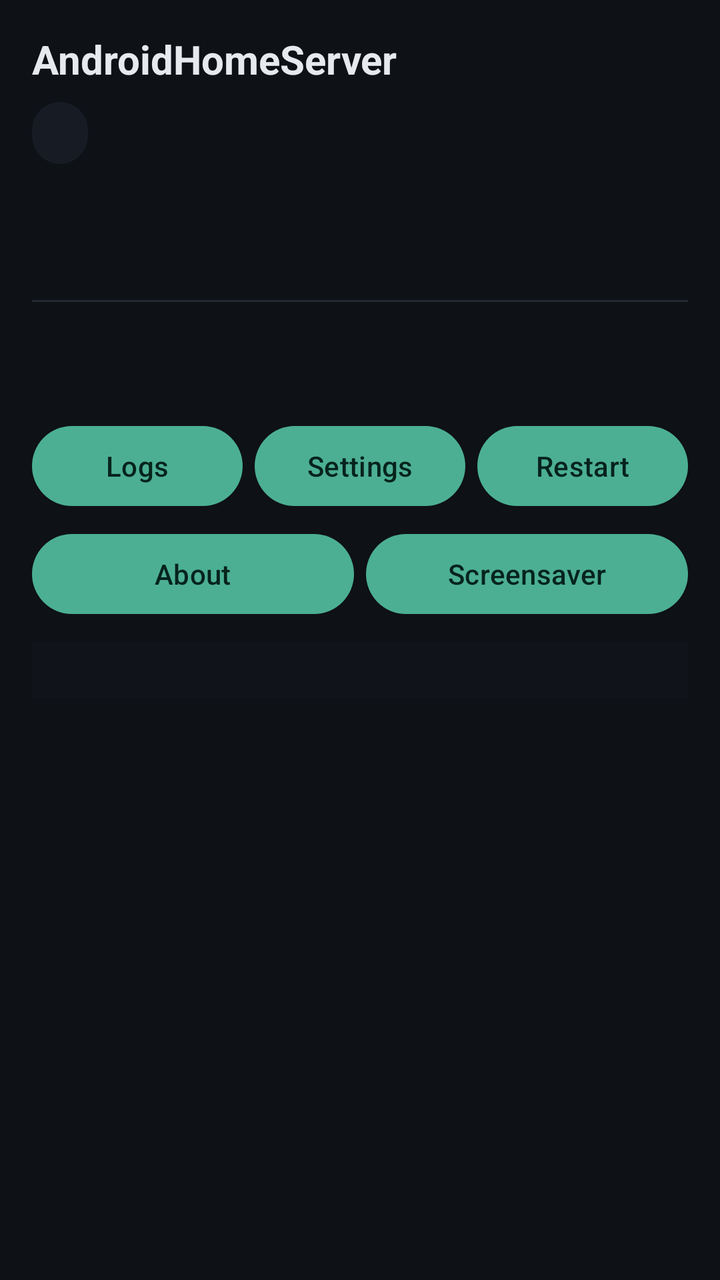
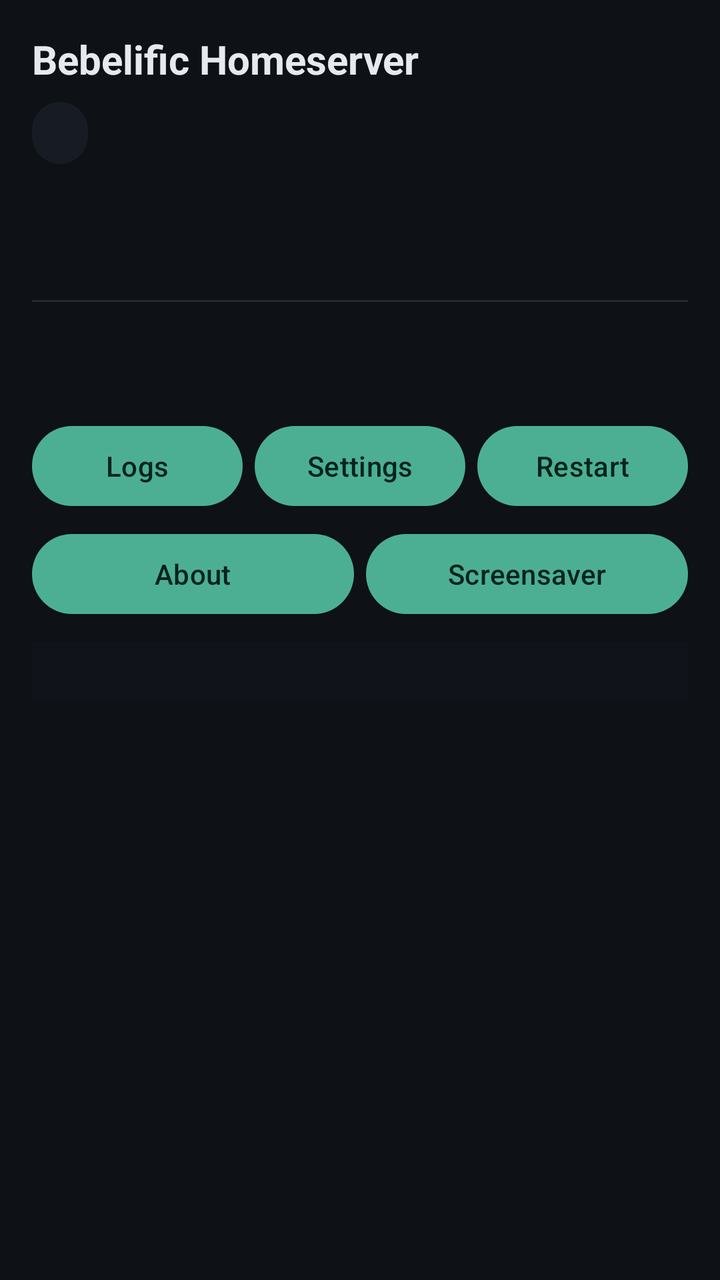

The first picture is an Android layout as it rendered before a commit; the second is the same layout after the commit. The layout source and the unified diff follow.
<!-- AndroidManifest.xml: application theme Theme.App -->
<!-- res/layout/activity_main.xml -->
<?xml version="1.0" encoding="utf-8"?>
<FrameLayout xmlns:android="http://schemas.android.com/apk/res/android"
    android:layout_width="match_parent"
    android:layout_height="match_parent"
    android:background="#0E1116">

    <ScrollView
        android:layout_width="match_parent"
        android:layout_height="match_parent">

        <LinearLayout
            android:layout_width="match_parent"
            android:layout_height="wrap_content"
            android:orientation="vertical"
            android:padding="16dp">

            <TextView
                android:layout_width="match_parent"
                android:layout_height="wrap_content"
                android:text="AndroidHomeServer"
                android:textSize="20sp"
                android:textStyle="bold"
                android:textColor="#E6E9EE"/>

            <TextView
                android:id="@+id/textStatus"
                android:layout_width="wrap_content"
                android:layout_height="wrap_content"
                android:layout_marginTop="8dp"
                android:background="@drawable/bg_pill"
                android:paddingLeft="14dp"
                android:paddingRight="14dp"
                android:paddingTop="6dp"
                android:paddingBottom="6dp"
                android:textSize="14sp"
                android:textStyle="bold"
                android:textColor="#9AA3AF"/>

            <TextView
                android:id="@+id/textNetwork"
                android:layout_width="match_parent"
                android:layout_height="wrap_content"
                android:layout_marginTop="8dp"
                android:textSize="13sp"
                android:textColor="#9AA3AF"/>

            <TextView
                android:id="@+id/textAddresses"
                android:layout_width="match_parent"
                android:layout_height="wrap_content"
                android:layout_marginTop="2dp"
                android:textIsSelectable="true"
                android:textSize="12sp"
                android:textColor="#9AA3AF"/>

            <Button
                android:id="@+id/buttonUsb"
                android:layout_width="match_parent"
                android:layout_height="wrap_content"
                android:layout_marginTop="8dp"
                android:visibility="gone"
                android:text="Grant USB printer permission"/>

            <LinearLayout
                android:id="@+id/serviceCardsContainer"
                android:layout_width="match_parent"
                android:layout_height="wrap_content"
                android:orientation="vertical"
                android:layout_marginTop="12dp"/>

            <View
                android:layout_width="match_parent"
                android:layout_height="1dp"
                android:layout_marginVertical="12dp"
                android:background="#232A33"/>

            <TextView
                android:id="@+id/textPower"
                android:layout_width="match_parent"
                android:layout_height="wrap_content"
                android:textSize="13sp"
                android:textColor="#9AA3AF"/>

            <TextView
                android:id="@+id/textUptime"
                android:layout_width="match_parent"
                android:layout_height="wrap_content"
                android:layout_marginTop="2dp"
                android:textSize="12sp"
                android:textColor="#9AA3AF"/>

            <LinearLayout
                android:layout_width="match_parent"
                android:layout_height="wrap_content"
                android:layout_marginTop="10dp"
                android:orientation="horizontal">

                <Button
                    android:id="@+id/buttonLogs"
                    android:layout_width="0dp"
                    android:layout_height="wrap_content"
                    android:layout_weight="1"
                    android:text="Logs"/>

                <Button
                    android:id="@+id/buttonSettings"
                    android:layout_width="0dp"
                    android:layout_height="wrap_content"
                    android:layout_weight="1"
                    android:layout_marginStart="6dp"
                    android:text="Settings"/>

                <Button
                    android:id="@+id/buttonRestartAll"
                    android:layout_width="0dp"
                    android:layout_height="wrap_content"
                    android:layout_weight="1"
                    android:layout_marginStart="6dp"
                    android:text="Restart"/>
            </LinearLayout>

            <LinearLayout
                android:layout_width="match_parent"
                android:layout_height="wrap_content"
                android:layout_marginTop="6dp"
                android:orientation="horizontal">

                <Button
                    android:id="@+id/buttonAbout"
                    android:layout_width="0dp"
                    android:layout_height="wrap_content"
                    android:layout_weight="1"
                    android:text="About"/>

                <Button
                    android:id="@+id/buttonSaver"
                    android:layout_width="0dp"
                    android:layout_height="wrap_content"
                    android:layout_weight="1"
                    android:layout_marginStart="6dp"
                    android:text="Screensaver"/>
            </LinearLayout>

            <TextView
                android:id="@+id/textError"
                android:layout_width="match_parent"
                android:layout_height="wrap_content"
                android:layout_marginTop="8dp"
                android:textColor="#FF5370"
                android:visibility="gone"/>

            <TextView
                android:id="@+id/textLogs"
                android:layout_width="match_parent"
                android:layout_height="wrap_content"
                android:layout_marginTop="10dp"
                android:background="#10141A"
                android:fontFamily="monospace"
                android:padding="8dp"
                android:textColor="#7FC98F"
                android:textSize="9sp"/>
        </LinearLayout>
    </ScrollView>

    <LinearLayout
        android:id="@+id/saverOverlay"
        android:layout_width="match_parent"
        android:layout_height="match_parent"
        android:background="#000000"
        android:gravity="center"
        android:orientation="vertical"
        android:visibility="gone">

        <LinearLayout
            android:id="@+id/saverContent"
            android:layout_width="wrap_content"
            android:layout_height="wrap_content"
            android:gravity="center"
            android:orientation="vertical">

            <ImageView
                android:id="@+id/saverLogo"
                android:layout_width="200dp"
                android:layout_height="wrap_content"
                android:adjustViewBounds="true"
                android:alpha="0.30"
                android:src="@drawable/saver_logo"
                android:contentDescription="logo"/>

            <TextView
                android:id="@+id/tvSaverClock"
                android:layout_width="wrap_content"
                android:layout_height="wrap_content"
                android:layout_marginTop="18dp"
                android:textSize="54sp"
                android:textStyle="bold"
                android:textColor="#3A414B"
                android:fontFamily="sans-serif-light"/>

            <TextView
                android:id="@+id/tvSaverDate"
                android:layout_width="wrap_content"
                android:layout_height="wrap_content"
                android:textSize="14sp"
                android:textColor="#2E343D"/>

            <TextView
                android:id="@+id/tvSaverStatus"
                android:layout_width="wrap_content"
                android:layout_height="wrap_content"
                android:layout_marginTop="20dp"
                android:textSize="13sp"
                android:textColor="#2E343D"/>
        </LinearLayout>
    </LinearLayout>
</FrameLayout>
<!-- resources referenced by this layout -->
<resources>
  <!-- drawable bg_pill (drawable) -->
  <?xml version="1.0" encoding="utf-8"?>
  <shape xmlns:android="http://schemas.android.com/apk/res/android" android:shape="rectangle">
      <solid android:color="#171C24"/>
      <corners android:radius="999dp"/>
  </shape>
  <!-- drawable saver_logo: png bitmap (drawable-nodpi, 4318 bytes) -->
  <style name="Theme.App" parent="Theme.Material3.Dark.NoActionBar">
          <item name="android:colorBackground">#0E1116</item>
          <item name="colorSurface">#171C24</item>
          <item name="colorPrimary">#4CAF93</item>
          <item name="colorOnPrimary">#06231C</item>
          <item name="android:statusBarColor">#0E1116</item>
          <item name="android:navigationBarColor">#0E1116</item>
          <item name="android:textColorPrimary">#E6E9EE</item>
          <item name="android:textColorSecondary">#9AA3AF</item>
      </style>
</resources>

<!-- the commit's change to res/layout/activity_main.xml (unified diff, before → after) -->
@@ -14,13 +14,13 @@
             android:orientation="vertical"
             android:padding="16dp">
 
-            <TextView
-                android:layout_width="match_parent"
-                android:layout_height="wrap_content"
-                android:text="AndroidHomeServer"
-                android:textSize="20sp"
-                android:textStyle="bold"
-                android:textColor="#E6E9EE"/>
+                <TextView
+                    android:layout_width="match_parent"
+                    android:layout_height="wrap_content"
+                    android:text="@string/app_name"
+                    android:textSize="20sp"
+                    android:textStyle="bold"
+                    android:textColor="#E6E9EE"/>
 
             <TextView
                 android:id="@+id/textStatus"
@@ -61,11 +61,12 @@
                 android:visibility="gone"
                 android:text="Grant USB printer permission"/>
 
-            <LinearLayout
+            <GridLayout
                 android:id="@+id/serviceCardsContainer"
                 android:layout_width="match_parent"
                 android:layout_height="wrap_content"
-                android:orientation="vertical"
+                android:columnCount="2"
+                android:useDefaultMargins="false"
                 android:layout_marginTop="12dp"/>
 
             <View
@@ -162,37 +163,34 @@
         </LinearLayout>
     </ScrollView>
 
-    <LinearLayout
+    <FrameLayout
         android:id="@+id/saverOverlay"
         android:layout_width="match_parent"
         android:layout_height="match_parent"
         android:background="#000000"
-        android:gravity="center"
-        android:orientation="vertical"
         android:visibility="gone">
 
+        <ImageView
+            android:id="@+id/saverLogo"
+            android:layout_width="190dp"
+            android:layout_height="wrap_content"
+            android:adjustViewBounds="true"
+            android:alpha="0.32"
+            android:src="@drawable/saver_logo"
+            android:contentDescription="logo"/>
+
         <LinearLayout
-            android:id="@+id/saverContent"
+            android:id="@+id/saverClockBlock"
             android:layout_width="wrap_content"
             android:layout_height="wrap_content"
             android:gravity="center"
             android:orientation="vertical">
 
-            <ImageView
-                android:id="@+id/saverLogo"
-                android:layout_width="200dp"
-                android:layout_height="wrap_content"
-                android:adjustViewBounds="true"
-                android:alpha="0.30"
-                android:src="@drawable/saver_logo"
-                android:contentDescription="logo"/>
-
             <TextView
                 android:id="@+id/tvSaverClock"
                 android:layout_width="wrap_content"
                 android:layout_height="wrap_content"
-                android:layout_marginTop="18dp"
-                android:textSize="54sp"
+                android:textSize="52sp"
                 android:textStyle="bold"
                 android:textColor="#3A414B"
                 android:fontFamily="sans-serif-light"/>
@@ -203,14 +201,13 @@
                 android:layout_height="wrap_content"
                 android:textSize="14sp"
                 android:textColor="#2E343D"/>
-
-            <TextView
-                android:id="@+id/tvSaverStatus"
-                android:layout_width="wrap_content"
-                android:layout_height="wrap_content"
-                android:layout_marginTop="20dp"
-                android:textSize="13sp"
-                android:textColor="#2E343D"/>
         </LinearLayout>
-    </LinearLayout>
+
+        <TextView
+            android:id="@+id/tvSaverStatus"
+            android:layout_width="wrap_content"
+            android:layout_height="wrap_content"
+            android:textSize="13sp"
+            android:textColor="#2E343D"/>
+    </FrameLayout>
 </FrameLayout>
<!-- resource entries referenced after the edit -->
@@ -7,6 +7,7 @@
       <corners android:radius="999dp"/>
   </shape>
   <!-- drawable saver_logo: png bitmap (drawable-nodpi, 4318 bytes) -->
+  <string name="app_name">Bebelific Homeserver</string>
   <style name="Theme.App" parent="Theme.Material3.Dark.NoActionBar">
           <item name="android:colorBackground">#0E1116</item>
           <item name="colorSurface">#171C24</item>
